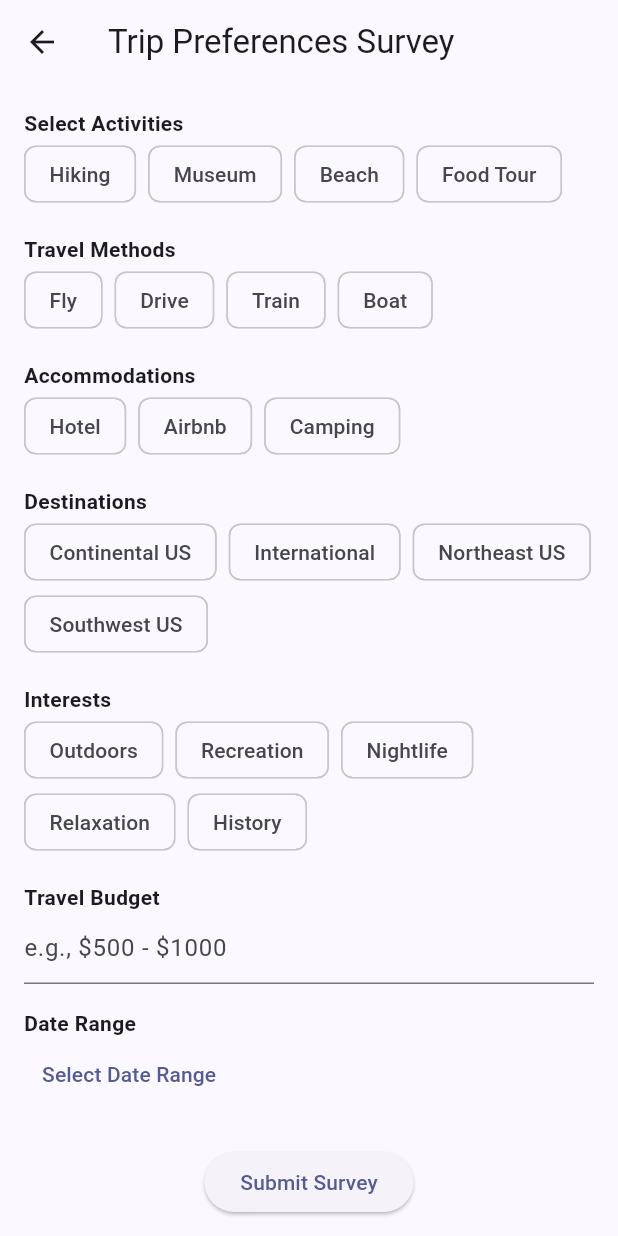
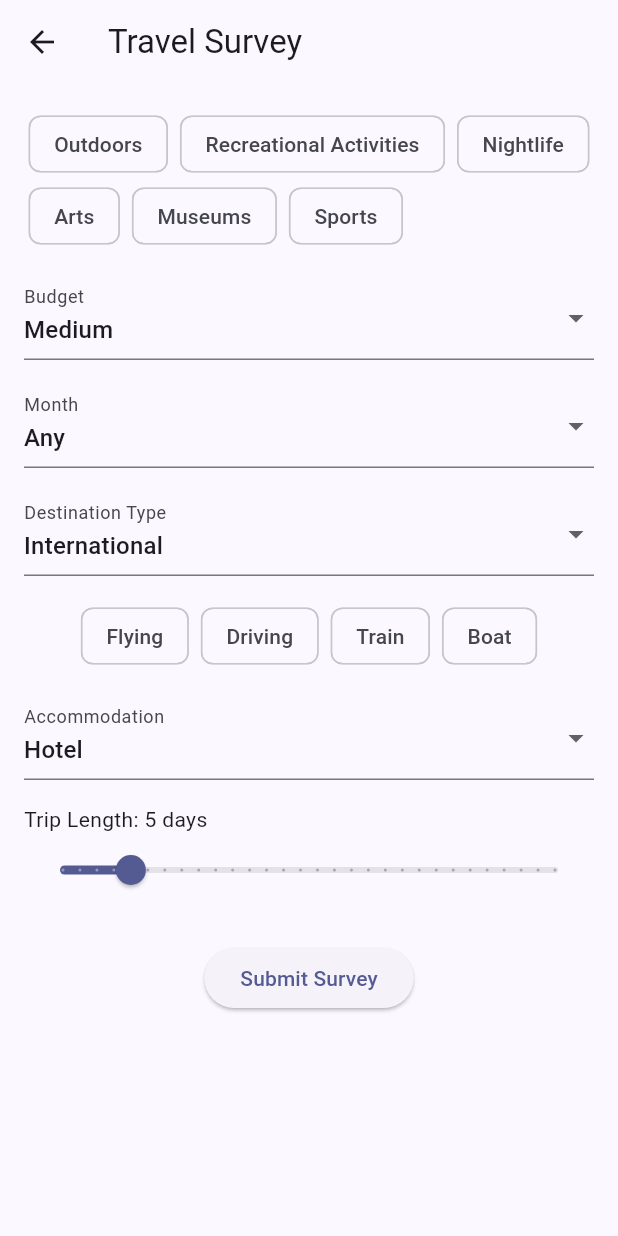
Before and after one commit to wettoast55/tripper_web, a Flutter app: the SurveyFormPage screen opened by its route, on a phone screen of 412 x 824 dp. Run offline on Flutter 3.47's test engine with Material 3 defaults, Android fonts, the phone set to English and light mode, and no system bars; our stand-ins replace cloud_firestore, cloud_functions, firebase_auth, firebase_core, shared_preferences; missing offline and left inert: dart:html; accounts and stored records are empty; network calls fail; statements that could not run were skipped.

Commit message:
added more "options" for survey and api parsing, BROKE IT

```diff
--- a/lib/main.dart
+++ b/lib/main.dart
@@ -198,6 +198,7 @@ class _MyHomePageState extends State<MyHomePage> {
                       .collection('surveys')
                       .where('userId', isEqualTo: userId)
                       .where('groupId', isEqualTo: groupId)
+                      .where('completed', isEqualTo: true)
                       .orderBy('timestamp', descending: true)
                       .limit(1)
                       .get();
@@ -231,7 +232,7 @@ class _MyHomePageState extends State<MyHomePage> {
                 }
               },
 
-              tooltip: 'Open Survey',
+              tooltip: 'Find a group trip',
               child: const Icon(Icons.send_and_archive_rounded),
             )
           : null,
--- a/lib/surveypage.dart
+++ b/lib/surveypage.dart
@@ -1,6 +1,7 @@
+// STEP 1: Update survey form to include new fields
+// File: surveypage.dart
+
 import 'package:flutter/material.dart';
-import 'package:cloud_firestore/cloud_firestore.dart';
-import 'package:shared_preferences/shared_preferences.dart';
 
 class SurveyFormPage extends StatefulWidget {
   const SurveyFormPage({super.key});
@@ -10,183 +11,148 @@ class SurveyFormPage extends StatefulWidget {
 }
 
 class _SurveyFormPageState extends State<SurveyFormPage> {
-  String? groupId;
-  String? userId;
-  String? existingSurveyDocId;
+  final _formKey = GlobalKey<FormState>();
 
-  final Set<String> selectedActivities = {};
-  final Set<String> selectedTravelMethods = {};
-  final Set<String> selectedAccommodations = {};
-  final Set<String> selectedDestinations = {};
-  final Set<String> selectedInterests = {};
-  final List<String> allActivities = ['Hiking', 'Museum', 'Beach', 'Food Tour'];
-  final List<String> travelMethods = ['Fly', 'Drive', 'Train', 'Boat'];
-  final List<String> accommodations = ['Hotel', 'Airbnb', 'Camping'];
-  final List<String> destinations = ['Continental US', 'International', 'Northeast US', 'Southwest US'];
-  final List<String> interests = ['Outdoors', 'Recreation', 'Nightlife', 'Relaxation', 'History'];
+  List<String> selectedActivities = [];
+  String selectedBudget = 'Medium';
+  String selectedMonth = 'Any';
+  String destinationType = 'International';
+  List<String> selectedTravelMethods = [];
+  String selectedAccommodation = 'Hotel';
+  int tripLength = 5;
 
-  final TextEditingController budgetController = TextEditingController();
-  DateTimeRange? selectedDateRange;
+  final List<String> activityOptions = [
+    'Outdoors', 'Recreational Activities', 'Nightlife', 'Arts', 'Museums', 'Sports'
+  ];
+  final List<String> travelMethods = ['Flying', 'Driving', 'Train', 'Boat'];
+  final List<String> destinationTypes = [
+    'International', 'Domestic', 'Europe', 'Asia', 'Australia', 'Northeast US', 'Southeast US', 'Midwest US'
+  ];
+  final List<String> accommodationOptions = ['Hotel', 'Airbnb', 'Camping'];
 
   @override
-  void initState() {
-    super.initState();
-    loadSession();
-  }
-
-  Future<void> loadSession() async {
-    final prefs = await SharedPreferences.getInstance();
-    groupId = prefs.getString('groupId');
-    userId = prefs.getString('userId');
-
-    if (groupId != null && userId != null) {
-      final snapshot = await FirebaseFirestore.instance
-          .collection('surveys')
-          .where('groupId', isEqualTo: groupId)
-          .where('userId', isEqualTo: userId)
-          .limit(1)
-          .get();
-
-      if (snapshot.docs.isNotEmpty) {
-        final doc = snapshot.docs.first;
-        existingSurveyDocId = doc.id;
-
-        final data = doc.data();
-        selectedActivities.addAll(List<String>.from(data['activities'] ?? []));
-        selectedTravelMethods.addAll(List<String>.from(data['travelMethods'] ?? []));
-        selectedAccommodations.addAll(List<String>.from(data['accommodations'] ?? []));
-        selectedDestinations.addAll(List<String>.from(data['destinations'] ?? []));
-        selectedInterests.addAll(List<String>.from(data['interests'] ?? []));
-        budgetController.text = data['budget'] ?? '';
-        if (data['startDate'] != null && data['endDate'] != null) {
-          selectedDateRange = DateTimeRange(
-            start: (data['startDate'] as Timestamp).toDate(),
-            end: (data['endDate'] as Timestamp).toDate(),
-          );
-        }
-
-        setState(() {});
-      }
-    }
-  }
-
-  Future<void> submitSurvey() async {
-    if (groupId == null || userId == null) {
-      ScaffoldMessenger.of(context).showSnackBar(
-        const SnackBar(content: Text('Missing group or user information.')),
-      );
-      return;
-    }
-
-    final data = {
-      'activities': selectedActivities.toList(),
-      'travelMethods': selectedTravelMethods.toList(),
-      'accommodations': selectedAccommodations.toList(),
-      'destinations': selectedDestinations.toList(),
-      'interests': selectedInterests.toList(),
-      'budget': budgetController.text.trim(),
-      'startDate': selectedDateRange?.start,
-      'endDate': selectedDateRange?.end,
-      'completed': true,
-      'groupId': groupId,
-      'userId': userId,
-      'timestamp': Timestamp.now(),
-    };
-
-    if (existingSurveyDocId != null) {
-      await FirebaseFirestore.instance.collection('surveys').doc(existingSurveyDocId).update(data);
-    } else {
-      final newDoc = await FirebaseFirestore.instance.collection('surveys').add(data);
-      existingSurveyDocId = newDoc.id;
-    }
-
-    ScaffoldMessenger.of(context).showSnackBar(
-      const SnackBar(content: Text('Survey saved!')),
-    );
-
-    Navigator.of(context).pop();
-  }
-
-  Future<void> pickDateRange() async {
-    final now = DateTime.now();
-    final picked = await showDateRangePicker(
-      context: context,
-      firstDate: now,
-      lastDate: DateTime(now.year + 2),
-      initialDateRange: selectedDateRange,
-    );
-
-    if (picked != null) {
-      setState(() {
-        selectedDateRange = picked;
-      });
-    }
-  }
-
-  Widget buildChips(String label, List<String> options, Set<String> selectedSet) {
-    return Column(
-      crossAxisAlignment: CrossAxisAlignment.start,
+  Widget build(BuildContext context) {
+    return Scaffold(
+      appBar: AppBar(title: const Text('Travel Survey')),
+      body: Padding(
+        padding: const EdgeInsets.all(16),
+        child: Form(
+          key: _formKey,
+          child: SingleChildScrollView(
+            child: Column(
               children: [
-        Text(label, style: const TextStyle(fontWeight: FontWeight.bold)),
+                // Activities (Multi-select)
                 Wrap(
                   spacing: 8,
-          children: options.map((option) {
-            final isSelected = selectedSet.contains(option);
+                  children: activityOptions.map((activity) {
                     return FilterChip(
-              label: Text(option),
-              selected: isSelected,
+                      label: Text(activity),
+                      selected: selectedActivities.contains(activity),
                       onSelected: (selected) {
                         setState(() {
-                  if (selected) {
-                    selectedSet.add(option);
-                  } else {
-                    selectedSet.remove(option);
-                  }
+                          selected
+                              ? selectedActivities.add(activity)
+                              : selectedActivities.remove(activity);
                         });
                       },
                     );
                   }).toList(),
                 ),
                 const SizedBox(height: 16),
-      ],
+
+                // Budget Dropdown
+                DropdownButtonFormField(
+                  decoration: const InputDecoration(labelText: 'Budget'),
+                  value: selectedBudget,
+                  items: ['Budget', 'Medium', 'High']
+                      .map((e) => DropdownMenuItem(value: e, child: Text(e)))
+                      .toList(),
+                  onChanged: (val) => setState(() => selectedBudget = val!),
+                ),
+
+                const SizedBox(height: 16),
+                // Month Dropdown
+                DropdownButtonFormField(
+                  decoration: const InputDecoration(labelText: 'Month'),
+                  value: selectedMonth,
+                  items: [
+                    'Any', 'January', 'February', 'March', 'April', 'May', 'June',
+                    'July', 'August', 'September', 'October', 'November', 'December'
+                  ].map((m) => DropdownMenuItem(value: m, child: Text(m))).toList(),
+                  onChanged: (val) => setState(() => selectedMonth = val!),
+                ),
+
+                const SizedBox(height: 16),
+                // Destination Type
+                DropdownButtonFormField(
+                  decoration: const InputDecoration(labelText: 'Destination Type'),
+                  value: destinationType,
+                  items: destinationTypes
+                      .map((e) => DropdownMenuItem(value: e, child: Text(e)))
+                      .toList(),
+                  onChanged: (val) => setState(() => destinationType = val!),
+                ),
+
+                const SizedBox(height: 16),
+                // Travel Methods (Multi-select)
+                Wrap(
+                  spacing: 8,
+                  children: travelMethods.map((method) {
+                    return FilterChip(
+                      label: Text(method),
+                      selected: selectedTravelMethods.contains(method),
+                      onSelected: (selected) {
+                        setState(() {
+                          selected
+                              ? selectedTravelMethods.add(method)
+                              : selectedTravelMethods.remove(method);
+                        });
+                      },
                     );
-  }
+                  }).toList(),
+                ),
 
-  @override
-  Widget build(BuildContext context) {
-    return Scaffold(
-      appBar: AppBar(title: const Text('Trip Preferences Survey')),
-      body: SingleChildScrollView(
-        padding: const EdgeInsets.all(16.0),
-        child: Column(
+                const SizedBox(height: 16),
+                // Accommodation Preference
+                DropdownButtonFormField(
+                  decoration: const InputDecoration(labelText: 'Accommodation'),
+                  value: selectedAccommodation,
+                  items: accommodationOptions
+                      .map((e) => DropdownMenuItem(value: e, child: Text(e)))
+                      .toList(),
+                  onChanged: (val) => setState(() => selectedAccommodation = val!),
+                ),
+
+                const SizedBox(height: 16),
+                // Trip Length (Slider)
+                Column(
                   crossAxisAlignment: CrossAxisAlignment.start,
                   children: [
-            buildChips("Select Activities", allActivities, selectedActivities),
-            buildChips("Travel Methods", travelMethods, selectedTravelMethods),
-            buildChips("Accommodations", accommodations, selectedAccommodations),
-            buildChips("Destinations", destinations, selectedDestinations),
-            buildChips("Interests", interests, selectedInterests),
-            const Text("Travel Budget", style: TextStyle(fontWeight: FontWeight.bold)),
-            TextField(
-              controller: budgetController,
-              decoration: const InputDecoration(hintText: "e.g., \$500 - \$1000"),
+                    Text('Trip Length: $tripLength days'),
+                    Slider(
+                      value: tripLength.toDouble(),
+                      min: 1,
+                      max: 30,
+                      divisions: 29,
+                      label: '$tripLength',
+                      onChanged: (val) => setState(() => tripLength = val.round()),
                     ),
-            const SizedBox(height: 16),
-            const Text("Date Range", style: TextStyle(fontWeight: FontWeight.bold)),
-            TextButton(
-              onPressed: pickDateRange,
-              child: Text(selectedDateRange == null
-                  ? "Select Date Range"
-                  : "${selectedDateRange!.start.month}/${selectedDateRange!.start.day}/${selectedDateRange!.start.year} - ${selectedDateRange!.end.month}/${selectedDateRange!.end.day}/${selectedDateRange!.end.year}"),
+                  ],
                 ),
+
                 const SizedBox(height: 24),
-            Center(
-              child: ElevatedButton(
-                onPressed: submitSurvey,
-                child: Text(existingSurveyDocId != null ? "Update Survey" : "Submit Survey"),
+                ElevatedButton(
+                  onPressed: () {
+                    if (_formKey.currentState!.validate()) {
+                      // TODO: Save survey data to Firestore and close
+                      Navigator.pop(context);
+                    }
+                  },
+                  child: const Text('Submit Survey'),
+                ),
+              ],
             ),
           ),
-          ],
         ),
       ),
     );
```
Also changed, not shown: lib/api/recommendation_api.dart (+24 -10 lines), lib/findtrips.dart (+43 -22 lines). Lines whose indentation alone changed are shown as unchanged.
